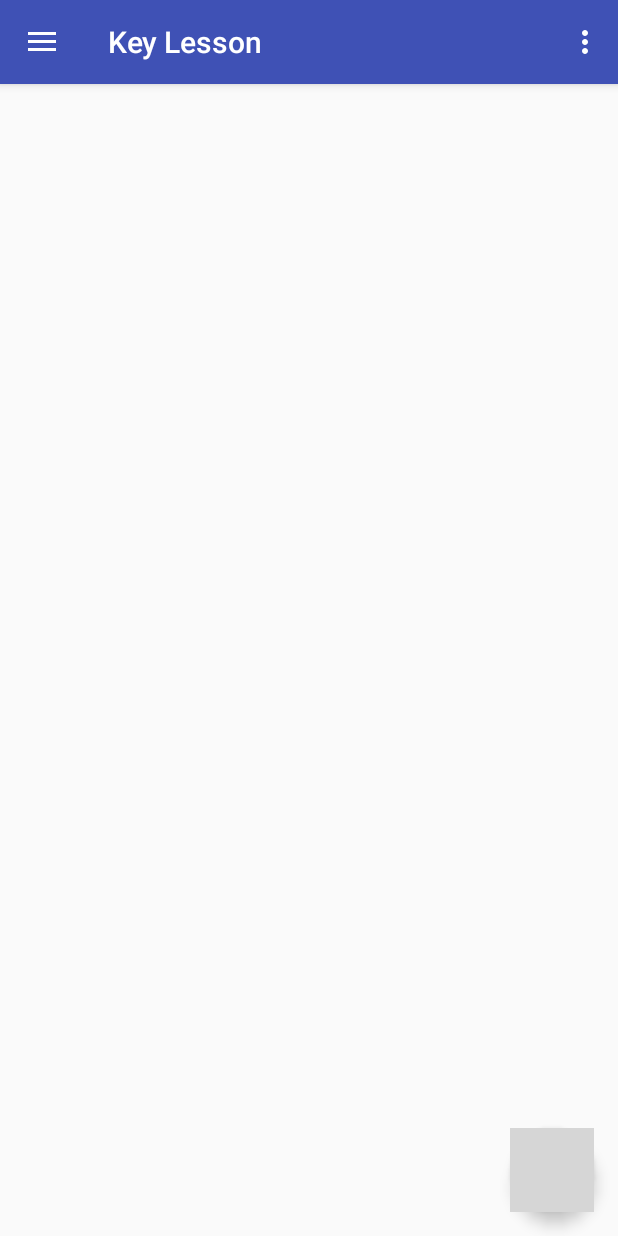
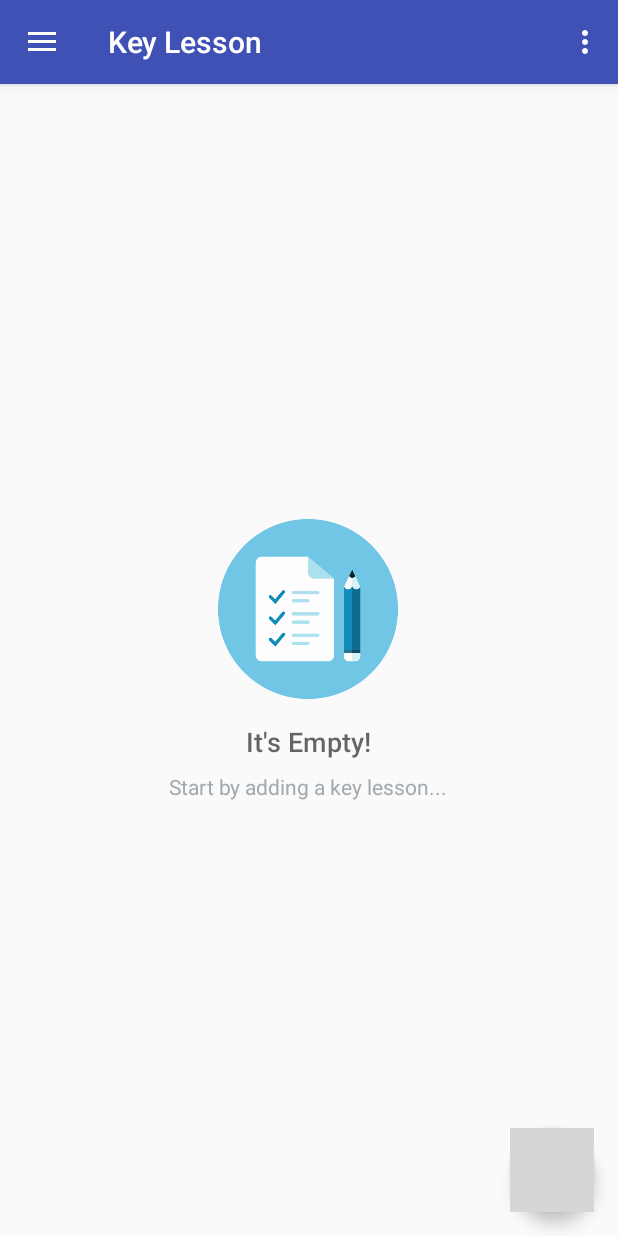
Before and after one commit to duncan0506/LeapOnline2.0, an Android app: the fragment FragmentKeyLesson placed in its activity, on a phone screen of 412 x 824 dp. Run offline under Robolectric (Android 15) with nearby library versions, the phone set to English and light mode, and no system bars; grey boxes are pictures that could not be loaded.

Commit message:
Add KeyLessonCursorAdapter Add KeyLessonDbHelper Add KeyLessonProvider Add KeyLessonContract

```diff
--- a/app/src/main/java/com/peoplecoachingworks/leapstudio20/Data/GoalTipsDbHelper.java
+++ b/app/src/main/java/com/peoplecoachingworks/leapstudio20/Data/GoalTipsDbHelper.java
@@ -14,7 +14,7 @@ import com.peoplecoachingworks.leapstudio20.Data.GoalTipsContract.GoalTipsEntry;
 public class GoalTipsDbHelper extends SQLiteOpenHelper {
 
     //Database File name
-    private static final String DATABASE_NAME = "shelter.db";
+    private static final String DATABASE_NAME = "goal_tips.db";
 
     //Db version
     private static final int DATABASE_VERSION = 1;
--- a/app/src/main/res/layout/fragment_key_lesson.xml
+++ b/app/src/main/res/layout/fragment_key_lesson.xml
@@ -10,7 +10,52 @@
         android:id="@+id/linearLayout"
         android:layout_width="match_parent"
         android:layout_height="match_parent"
-        android:orientation="vertical"></LinearLayout>
+        android:orientation="vertical">
+
+        <ListView
+            android:id="@+id/key_lesson_list"
+            android:layout_width="match_parent"
+            android:layout_height="match_parent" />
+    </LinearLayout>
+
+    <!-- Empty view for the list -->
+    <RelativeLayout
+        android:id="@+id/empty_view"
+        android:layout_width="wrap_content"
+        android:layout_height="wrap_content"
+        android:layout_gravity="center">
+
+        <ImageView
+            android:id="@+id/empty_view_bg"
+            android:layout_width="120dp"
+            android:layout_height="120dp"
+            android:layout_alignParentTop="true"
+            android:layout_centerHorizontal="true"
+            android:src="@drawable/empty_view_bg" />
+
+        <TextView
+            android:id="@+id/empty_title_text"
+            android:layout_width="wrap_content"
+            android:layout_height="wrap_content"
+            android:layout_below="@+id/empty_view_bg"
+            android:layout_centerHorizontal="true"
+            android:fontFamily="sans-serif-medium"
+            android:paddingTop="16dp"
+            android:text="It's Empty!"
+            android:textAppearance="?android:textAppearanceMedium" />
+
+        <TextView
+            android:id="@+id/empty_subtitle_text"
+            android:layout_width="wrap_content"
+            android:layout_height="wrap_content"
+            android:layout_below="@+id/empty_title_text"
+            android:layout_centerHorizontal="true"
+            android:fontFamily="sans-serif"
+            android:paddingTop="8dp"
+            android:text="Start by adding a key lesson..."
+            android:textAppearance="?android:textAppearanceSmall"
+            android:textColor="#A2AAB0" />
+    </RelativeLayout>
 
 
     <android.support.design.widget.FloatingActionButton
```
Also changed, not shown: app/src/main/java/com/peoplecoachingworks/leapstudio20/AddKeyLessonActivity.java (+19 -1 lines), app/src/main/java/com/peoplecoachingworks/leapstudio20/Data/KeyLessonContract.java (+37 -1 lines), app/src/main/java/com/peoplecoachingworks/leapstudio20/Data/KeyLessonCursorAdapter.java (added, +74 -0 lines), app/src/main/java/com/peoplecoachingworks/leapstudio20/Data/KeyLessonDbHelper.java (added, +47 -0 lines), app/src/main/java/com/peoplecoachingworks/leapstudio20/Data/KeyLessonProvider.java (added, +322 -0 lines), app/src/main/res/layout/goal_tips_list.xml (deleted, +0 -20 lines), app/src/main/res/layout/key_lesson_list_item.xml (added, +47 -0 lines).
